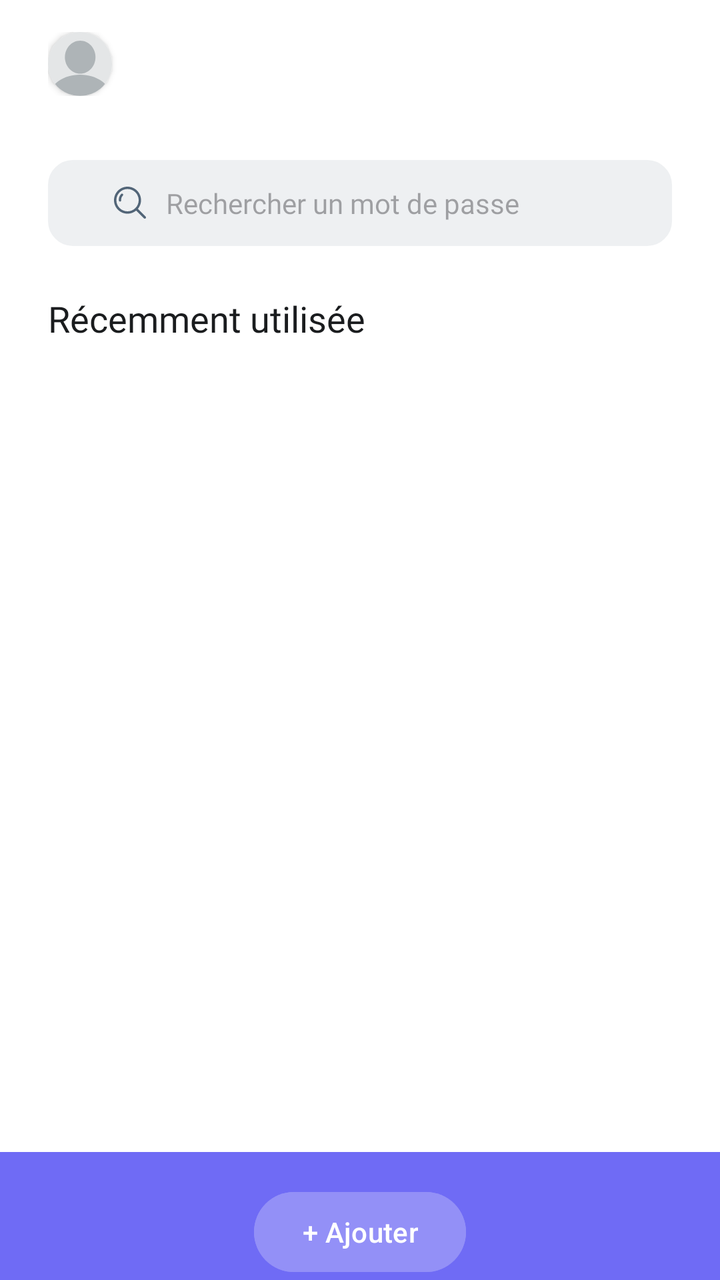
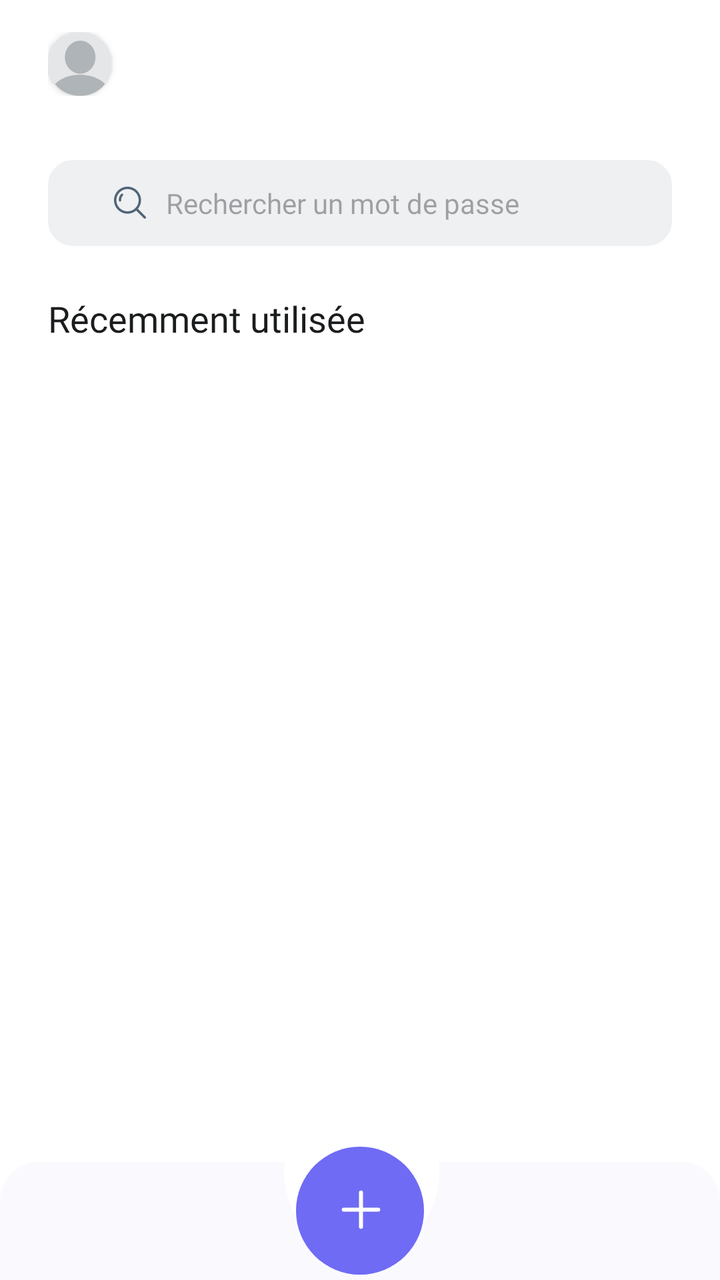

Two renders of the same Android screen: before a commit and after it. Below are the layout's source before the change and the commit's diff.
<!-- AndroidManifest.xml: application theme Theme.ManagePass -->
<!-- res/layout/activity_listing_passwords.xml -->
<?xml version="1.0" encoding="utf-8"?>
<androidx.constraintlayout.widget.ConstraintLayout xmlns:android="http://schemas.android.com/apk/res/android"
    xmlns:app="http://schemas.android.com/apk/res-auto"
    xmlns:tools="http://schemas.android.com/tools"
    android:id="@+id/main"
    android:layout_width="match_parent"
    android:layout_height="match_parent"
    android:background="@color/white"
    tools:context=".ListingPasswords">

    <LinearLayout
        android:id="@+id/linearLayout2"
        android:layout_width="0dp"
        android:layout_height="0dp"
        android:orientation="vertical"
        app:layout_constraintBottom_toBottomOf="parent"
        app:layout_constraintEnd_toEndOf="parent"
        app:layout_constraintStart_toStartOf="parent"
        app:layout_constraintTop_toTopOf="parent"  android:paddingLeft="24dp" android:paddingRight="24dp" >
        <LinearLayout
            android:id="@+id/linearLayout"
            android:layout_width="match_parent"
            android:layout_height="wrap_content"
            android:paddingTop="16dp"
            android:paddingBottom="16dp"
            android:orientation="horizontal"
            android:gravity="center_vertical"
            app:layout_constraintEnd_toEndOf="parent"
            app:layout_constraintStart_toStartOf="parent"
            app:layout_constraintTop_toTopOf="@+id/linearLayout2">

            <androidx.cardview.widget.CardView
                android:layout_width="32dp"
                android:layout_height="32dp"
                app:cardCornerRadius="100dp" >

                <ImageView
                    android:id="@+id/user_image"
                    android:layout_width="32dp"
                    android:layout_height="32dp"
                    android:layout_marginEnd="8dp"
                    android:src="@drawable/blank_profile_picture_973460" />
            </androidx.cardview.widget.CardView>

            <TextView
                android:id="@+id/welcome_text"
                android:layout_width="wrap_content"
                android:layout_height="wrap_content"
                android:fontFamily="sans-serif-medium"
                android:textColor="@android:color/black"
                android:textSize="18sp" android:paddingStart="11dp"/>
        </LinearLayout>
        <LinearLayout
            android:layout_width="match_parent"
            android:layout_height="wrap_content"
            android:orientation="vertical">
        <EditText
            android:id="@+id/recherche_input"
            android:layout_width="match_parent"
            android:layout_height="wrap_content"
            android:background="@drawable/input_style_bordure"
            android:drawableStart="@drawable/search"
            android:drawablePadding="10dp"
            android:layout_marginTop="16dp"
            style="@style/s_medium_grey_neutral"
            android:hint="@string/listing_passwords_placeholder_recherche"
            android:paddingTop="12dp"
            android:paddingBottom="12dp"
            android:paddingLeft="33dp"
            android:paddingRight="33dp"
            />
        <TextView
            android:layout_width="match_parent"
            android:layout_height="wrap_content"
            android:layout_marginTop="24dp"
            android:text="@string/listing_passwords_title" style="@style/mediumlarge_semibold" android:layout_marginBottom="26dp"
            />
        </LinearLayout>
        <LinearLayout
            android:id="@+id/container"
            android:layout_width="match_parent"
            android:layout_height="wrap_content"
            android:orientation="vertical">
        </LinearLayout>
    </LinearLayout>
    
    <RelativeLayout
        android:layout_width="match_parent"
        android:layout_height="match_parent">

        

        <LinearLayout
            android:layout_width="match_parent"
            android:layout_height="wrap_content"
            android:orientation="horizontal"
            android:gravity="center"
            android:paddingTop="16dp"
            android:layout_alignParentBottom="true" android:background="@color/bleu_violet">

            <Button
                android:id="@+id/button_ajouter"
                android:layout_width="wrap_content"
                android:layout_height="wrap_content"
                android:text="+ Ajouter"
                android:layout_gravity="center"
                android:backgroundTint="@color/mauve_pastel"
                android:textColor="@android:color/white"
                android:paddingStart="24dp"
                android:paddingEnd="24dp"
                android:paddingTop="8dp"
                android:paddingBottom="8dp" />
        </LinearLayout>
    </RelativeLayout>

</androidx.constraintlayout.widget.ConstraintLayout>
<!-- resources referenced by this layout -->
<resources>
  <color name="bleu_violet">#6F6BF5</color>
  <color name="mauve_pastel">#9390F7</color>
  <color name="white">#FFFFFFFF</color>
  <!-- drawable blank_profile_picture_973460 (drawable) -->
  <vector xmlns:android="http://schemas.android.com/apk/res/android"
      android:width="401dp"
      android:height="401dp"
      android:viewportWidth="401"
      android:viewportHeight="401">
    <path
        android:pathData="M-44.74,-44.74l490.42,0l0,490.42l-490.42,0z"
        android:fillColor="#E4E6E7"/>
    <path
        android:pathData="m201,267.14c-103.36,0 -187.75,58.93 -192.48,132.84l384.99,0c-4.73,-73.92 -89.16,-132.84 -192.51,-132.84z"
        android:fillColor="#AEB4B7"/>
    <path
        android:pathData="m297.61,158.03c0,57.17 -42.93,103.52 -95.9,103.52s-95.9,-46.35 -95.9,-103.52 42.93,-103.52 95.9,-103.52c52.97,0 95.9,46.35 95.9,103.51z"
        android:fillColor="#AEB4B7"/>
  </vector>
  <!-- drawable input_style_bordure (drawable) -->
  <?xml version="1.0" encoding="utf-8"?>
  <selector xmlns:android="http://schemas.android.com/apk/res/android">
      <item>
          <shape>
              
              <solid android:color="#EEF0F2" />
  
              
              <stroke
                  android:width="1dp"
                  android:color="#EEF0F2" />
  
              
              <corners android:radius="12dp" />
          </shape>
      </item>
  </selector>
  <string name="listing_passwords_placeholder_recherche">Rechercher un mot de passe</string>
  <string name="listing_passwords_title">Récemment utilisée</string>
  <style name="mediumlarge_semibold" parent="lexend_semibold">
          <item name="android:textColor">@color/neutral</item>
          <item name="android:textSize">18dp</item>
      </style>
  <style name="s_medium_grey_neutral" parent="lexend_medium">
          <item name="android:textColor">@color/grey_neutral</item>
          <item name="hintTextColor">@color/grey_neutral</item>
          <item name="android:textSize">14dp</item>
      </style>
  <style name="Theme.ManagePass" parent="Base.Theme.ManagePass" />
  <style name="lexend_semibold">
          <item name="android:fontFamily">@font/lexendsemibold</item>
      </style>
  <color name="neutral">#1A1C1E</color>
  <style name="lexend_medium">
          <item name="android:fontFamily">@font/lexendmedium</item>
      </style>
  <color name="grey_neutral">#526578</color>
  <style name="Base.Theme.ManagePass" parent="Theme.Material3.DayNight.NoActionBar">
          
          
      </style>
  <!-- unchanged entries left out for length: 1 -->
</resources>

<!-- the commit's change to res/layout/activity_listing_passwords.xml (unified diff, before → after) -->
@@ -87,29 +87,22 @@
     <RelativeLayout
         android:layout_width="match_parent"
         android:layout_height="match_parent">
-
-        
-
         <LinearLayout
             android:layout_width="match_parent"
             android:layout_height="wrap_content"
             android:orientation="horizontal"
             android:gravity="center"
             android:paddingTop="16dp"
-            android:layout_alignParentBottom="true" android:background="@color/bleu_violet">
+            android:layout_alignParentBottom="true" android:background="@drawable/subtract">
 
-            <Button
+            <ImageButton
                 android:id="@+id/button_ajouter"
-                android:layout_width="wrap_content"
-                android:layout_height="wrap_content"
-                android:text="+ Ajouter"
+                android:layout_width="64dp"
+                android:layout_height="64dp"
+                android:background="@null"
                 android:layout_gravity="center"
-                android:backgroundTint="@color/mauve_pastel"
-                android:textColor="@android:color/white"
-                android:paddingStart="24dp"
-                android:paddingEnd="24dp"
-                android:paddingTop="8dp"
-                android:paddingBottom="8dp" />
+                android:src="@drawable/add"
+                android:scaleType="fitCenter" />
         </LinearLayout>
     </RelativeLayout>
 
<!-- resource entries referenced after the edit -->
@@ -1,8 +1,30 @@
 <!-- resources referenced by this layout -->
 <resources>
-  <color name="bleu_violet">#6F6BF5</color>
-  <color name="mauve_pastel">#9390F7</color>
   <color name="white">#FFFFFFFF</color>
+  <!-- drawable add (drawable) -->
+  <vector xmlns:android="http://schemas.android.com/apk/res/android"
+      android:width="64dp"
+      android:height="64dp"
+      android:viewportWidth="64"
+      android:viewportHeight="64">
+    <path
+        android:pathData="M32,0L32,0A32,32 0,0 1,64 32L64,32A32,32 0,0 1,32 64L32,64A32,32 0,0 1,0 32L0,32A32,32 0,0 1,32 0z"
+        android:fillColor="#6F6BF5"/>
+    <path
+        android:pathData="M32.492,22.892V40.123"
+        android:strokeLineJoin="round"
+        android:strokeWidth="2"
+        android:fillColor="#00000000"
+        android:strokeColor="#ffffff"
+        android:strokeLineCap="round"/>
+    <path
+        android:pathData="M23.877,31.508H41.108"
+        android:strokeLineJoin="round"
+        android:strokeWidth="2"
+        android:fillColor="#00000000"
+        android:strokeColor="#ffffff"
+        android:strokeLineCap="round"/>
+  </vector>
   <!-- drawable blank_profile_picture_973460 (drawable) -->
   <vector xmlns:android="http://schemas.android.com/apk/res/android"
       android:width="401dp"
@@ -37,6 +59,17 @@
           </shape>
       </item>
   </selector>
+  <!-- drawable subtract (drawable) -->
+  <vector xmlns:android="http://schemas.android.com/apk/res/android"
+      android:width="390dp"
+      android:height="85dp"
+      android:viewportWidth="390"
+      android:viewportHeight="85">
+    <path
+        android:pathData="M196,73C219.2,73 238,54.2 238,31C238,29.31 237.9,27.64 237.71,26H370C381.05,26 390,34.95 390,46V102H0V46C0,34.95 8.95,26 20,26H154.29C154.1,27.64 154,29.31 154,31C154,54.2 172.8,73 196,73Z"
+        android:fillColor="#FAFAFE"
+        android:fillType="evenOdd"/>
+  </vector>
   <string name="listing_passwords_placeholder_recherche">Rechercher un mot de passe</string>
   <string name="listing_passwords_title">Récemment utilisée</string>
   <style name="mediumlarge_semibold" parent="lexend_semibold">
